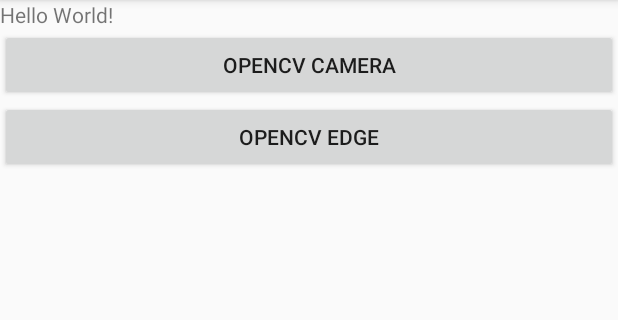
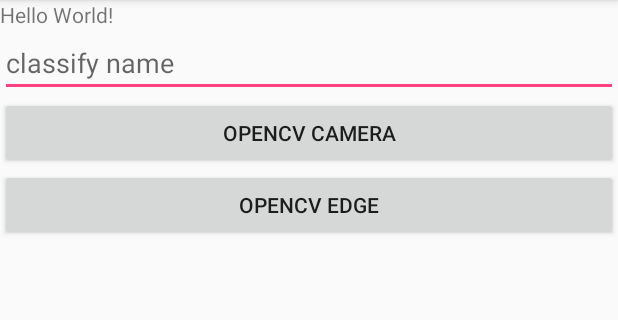
Before and after one commit to smithlai/OpenCVExample, an Android app: the screen it shows after launch (MainActivity), on a phone screen of 412 x 824 dp, the part 84-404 px from its top. Run offline under Robolectric (Android 15) with nearby library versions, the phone set to English and light mode, and no system bars; 2 statements that could not run were skipped.

Commit message:
1.Refactor code 2.fix full screen

```diff
--- a/app/build.gradle
+++ b/app/build.gradle
@@ -5,7 +5,7 @@ android {
     buildToolsVersion '28.0.3'
     defaultConfig {
         applicationId "com.example.smith.opencvexample"
-        minSdkVersion 20
+        minSdkVersion 23
         targetSdkVersion 28
         versionCode 1
         versionName "1.0"
--- a/app/src/main/java/com/example/smith/opencvexample/MainActivity.java
+++ b/app/src/main/java/com/example/smith/opencvexample/MainActivity.java
@@ -4,20 +4,26 @@ import android.Manifest;
 import android.content.DialogInterface;
 import android.content.Intent;
 import android.content.pm.PackageManager;
+import android.database.Cursor;
+import android.net.Uri;
+import android.provider.MediaStore;
 import android.support.annotation.NonNull;
 import android.support.v4.app.ActivityCompat;
 import android.support.v4.content.ContextCompat;
 import android.support.v7.app.AlertDialog;
 import android.support.v7.app.AppCompatActivity;
 import android.os.Bundle;
+import android.util.Log;
 import android.view.View;
 import android.widget.Button;
+import android.widget.EditText;
 import android.widget.TextView;
 import android.widget.Toast;
 
 public class MainActivity extends AppCompatActivity {
-    private static int EDGE_DETECT_REQUEST_CODE = 1;
-    private static int CAMERA_TEST_REQUEST_CODE = 2;
+
+    private static int CAMERA_REQUEST_CODE = 3;
+    private static int STORAGE_REQUEST_CODE = 4;
 
     @Override
     protected void onCreate(Bundle savedInstanceState) {
@@ -35,32 +41,55 @@ public class MainActivity extends AppCompatActivity {
         cameraInit.setOnClickListener(new View.OnClickListener() {
             @Override
             public void onClick(View v) {
-                checkCameraPermission(CAMERA_TEST_REQUEST_CODE);
+                Intent i = new Intent(getApplicationContext(),OpenCVCamera.class);
+                startActivity(i);
 
             }
         });
         edgedetection.setOnClickListener(new View.OnClickListener() {
             @Override
             public void onClick(View v) {
-                checkCameraPermission(EDGE_DETECT_REQUEST_CODE);
+                EditText editText = ((EditText)findViewById(R.id.classifyname));
+                String classifyname = editText.getText().toString().trim();
+                if(classifyname.length() == 0) {
+                    Toast.makeText(MainActivity.this, "You did not enter a classifier name", Toast.LENGTH_SHORT).show();
+                    return;
+                }
+                Intent i = new Intent(getApplicationContext(),EdgeDetection.class);
+                i.putExtra("classifyname",classifyname);
+                startActivity(i);
             }
         });
+        checkPermission(android.Manifest.permission.WRITE_EXTERNAL_STORAGE, STORAGE_REQUEST_CODE);
+        checkPermission(android.Manifest.permission.CAMERA, CAMERA_REQUEST_CODE);
     }
 
-    private void checkCameraPermission(final int requestcode){
-        int permissionCheck = ContextCompat.checkSelfPermission(MainActivity.this, Manifest.permission.CAMERA);
-
+    private void checkPermission(final String manifest_permission_type, final int requestcode) {
+        int permissionCheck = ContextCompat.checkSelfPermission(MainActivity.this, manifest_permission_type);
+        String camera_warning = "需要相機權限攝影";
+        String storage_warning = "需要儲存權限紀錄圖檔以及xml";
+        String warning = "";
+        switch (manifest_permission_type){
+            case Manifest.permission.CAMERA:
+                warning = camera_warning;
+                break;
+            case Manifest.permission.WRITE_EXTERNAL_STORAGE:
+                warning = storage_warning;
+                break;
+            default:
+                return;
+        }
         //沒有權限時
         if (permissionCheck != PackageManager.PERMISSION_GRANTED) {
             //如果使用者第二次點擊功能呼叫權限視窗，就會跳出shouldShowRequestPermissionRationale
-            if (ActivityCompat.shouldShowRequestPermissionRationale(MainActivity.this, Manifest.permission.CAMERA)) {
+            if (ActivityCompat.shouldShowRequestPermissionRationale(MainActivity.this, manifest_permission_type)) {
                 //創建Dialog解釋視窗
                 new AlertDialog.Builder(MainActivity.this)
-                        .setMessage("單純使用在拍照功能，如果您不給我相機的權限，您將無法使用此功能")
+                        .setMessage(warning)
                         .setPositiveButton("OK", new DialogInterface.OnClickListener() {
                             @Override
                             public void onClick(DialogInterface dialog, int which) {
-                                ActivityCompat.requestPermissions(MainActivity.this, new String[]{Manifest.permission.CAMERA}, requestcode);
+                                ActivityCompat.requestPermissions(MainActivity.this, new String[]{manifest_permission_type}, requestcode);
                             }
                         })
                         .setNegativeButton("No", new DialogInterface.OnClickListener() {
@@ -71,30 +100,21 @@ public class MainActivity extends AppCompatActivity {
                         })
                         .show();
             } else {
-                ActivityCompat.requestPermissions(MainActivity.this, new String[]{Manifest.permission.CAMERA}, requestcode);
+                ActivityCompat.requestPermissions(MainActivity.this, new String[]{manifest_permission_type}, requestcode);
             }
         } else {
-            Toast.makeText(MainActivity.this, "已經拿到權限囉!" , Toast.LENGTH_SHORT).show();
-            Intent i = new Intent(getApplicationContext(),EdgeDetection.class);
-            startActivity(i);
+            //Toast.makeText(MainActivity.this, "已經拿到權限囉!" , Toast.LENGTH_SHORT).show();
         }
     }
     @Override
     public void onRequestPermissionsResult(int requestCode, @NonNull String[] permissions, @NonNull int[] grantResults) {
-
         //假如允許了
         if (grantResults[0] == PackageManager.PERMISSION_GRANTED) {
-            //do something
-            Toast.makeText(this, "已經拿到CAMERA權限囉!", Toast.LENGTH_SHORT).show();
-            if (requestCode == EDGE_DETECT_REQUEST_CODE) {
-                Intent i = new Intent(getApplicationContext(),EdgeDetection.class);
-                startActivity(i);
-            }
+            Toast.makeText(this, "已經拿到權限囉!", Toast.LENGTH_SHORT).show();
         }
         //假如拒絕了
         else {
-            //do something
-            Toast.makeText(this, "CAMERA權限FAIL", Toast.LENGTH_SHORT).show();
+            Toast.makeText(this, "取得權限FAIL", Toast.LENGTH_SHORT).show();
         }
 
         super.onRequestPermissionsResult(requestCode, permissions, grantResults);
--- a/app/src/main/res/layout/activity_main.xml
+++ b/app/src/main/res/layout/activity_main.xml
@@ -1,34 +1,37 @@
 <?xml version="1.0" encoding="utf-8"?>
-<android.support.constraint.ConstraintLayout
+<LinearLayout
     xmlns:android="http://schemas.android.com/apk/res/android"
     xmlns:tools="http://schemas.android.com/tools"
     xmlns:app="http://schemas.android.com/apk/res-auto"
     android:layout_width="match_parent"
     android:layout_height="match_parent"
-    tools:context="com.example.smith.opencvexample.MainActivity">
+    tools:context="com.example.smith.opencvexample.MainActivity"
+    android:orientation="vertical">
 
     <TextView
         android:id="@+id/sample_text"
         android:layout_width="wrap_content"
         android:layout_height="wrap_content"
-        android:text="Hello World!"
-        app:layout_constraintLeft_toLeftOf="parent"
-        app:layout_constraintTop_toTopOf="parent" />
+        android:text="Hello World!" />
+
+    <EditText
+        android:text=""
+        android:hint="classify name"
+        android:layout_width="match_parent"
+        android:layout_height="wrap_content"
+
+        android:id="@+id/classifyname"/>
 
     <Button
         android:text="OpenCV Camera"
         android:layout_width="match_parent"
         android:layout_height="wrap_content"
-        app:layout_constraintLeft_toLeftOf="parent"
-        app:layout_constraintTop_toBottomOf="@id/sample_text"
+
         android:id="@+id/cameraInit"/>
     <Button
         android:text="OpenCV Edge"
         android:layout_width="match_parent"
         android:layout_height="wrap_content"
-        app:layout_constraintTop_toBottomOf="@id/cameraInit"
-        app:layout_constraintLeft_toLeftOf="parent"
-
         android:id="@+id/edgedetection"/>
 
-</android.support.constraint.ConstraintLayout>
+</LinearLayout>
--- a/app/src/main/res/values/styles.xml
+++ b/app/src/main/res/values/styles.xml
@@ -10,6 +10,8 @@
     <style name="Theme.AppCompat.Light.NoActionBar.FullScreen" parent="@style/Theme.AppCompat.Light">
         <item name="android:windowNoTitle">true</item>
         <item name="android:windowActionBar">false</item>
+        <item name="windowActionBar">false</item>
+        <item name="windowNoTitle">true</item>
         <item name="android:windowFullscreen">true</item>
         <item name="android:windowContentOverlay">@null</item>
     </style>
```
Also changed, not shown: app/src/main/java/com/example/smith/opencvexample/EdgeDetection.java (+7 -5 lines).
